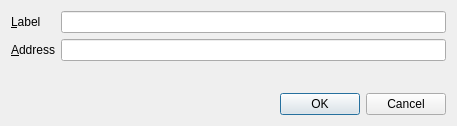
bitnet-io/bitnet-core, file src/qt/forms/editaddressdialog.ui: the form before one commit.
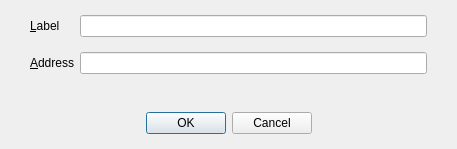
The form after the commit. Custom widgets are drawn as their Qt base class.

What changed in the file:
```diff
--- a/src/qt/forms/editaddressdialog.ui
+++ b/src/qt/forms/editaddressdialog.ui
@@ -7,18 +7,39 @@
     <x>0</x>
     <y>0</y>
     <width>457</width>
-    <height>126</height>
+    <height>149</height>
    </rect>
   </property>
   <property name="windowTitle">
    <string>Edit Address</string>
   </property>
   <layout class="QVBoxLayout" name="verticalLayout">
+   <property name="leftMargin">
+    <number>0</number>
+   </property>
+   <property name="topMargin">
+    <number>15</number>
+   </property>
+   <property name="rightMargin">
+    <number>0</number>
+   </property>
+   <property name="bottomMargin">
+    <number>0</number>
+   </property>
    <item>
     <layout class="QFormLayout" name="formLayout">
      <property name="fieldGrowthPolicy">
       <enum>QFormLayout::AllNonFixedFieldsGrow</enum>
      </property>
+     <property name="verticalSpacing">
+      <number>15</number>
+     </property>
+     <property name="leftMargin">
+      <number>30</number>
+     </property>
+     <property name="rightMargin">
+      <number>30</number>
+     </property>
      <item row="0" column="0">
       <widget class="QLabel" name="label">
        <property name="text">
@@ -56,13 +77,47 @@
     </layout>
    </item>
    <item>
-    <widget class="QDialogButtonBox" name="buttonBox">
+    <spacer name="verticalSpacer">
      <property name="orientation">
-      <enum>Qt::Horizontal</enum>
+      <enum>Qt::Vertical</enum>
      </property>
-     <property name="standardButtons">
-      <set>QDialogButtonBox::Cancel|QDialogButtonBox::Ok</set>
+     <property name="sizeHint" stdset="0">
+      <size>
+       <width>20</width>
+       <height>40</height>
+      </size>
      </property>
+    </spacer>
+   </item>
+   <item>
+    <widget class="QWidget" name="buttonsContainerWhite" native="true">
+     <layout class="QHBoxLayout" name="horizontalLayout">
+      <property name="leftMargin">
+       <number>30</number>
+      </property>
+      <property name="topMargin">
+       <number>15</number>
+      </property>
+      <property name="rightMargin">
+       <number>30</number>
+      </property>
+      <property name="bottomMargin">
+       <number>15</number>
+      </property>
+      <item>
+       <widget class="QDialogButtonBox" name="buttonBox">
+        <property name="orientation">
+         <enum>Qt::Horizontal</enum>
+        </property>
+        <property name="standardButtons">
+         <set>QDialogButtonBox::Cancel|QDialogButtonBox::Ok</set>
+        </property>
+        <property name="centerButtons">
+         <bool>true</bool>
+        </property>
+       </widget>
+      </item>
+     </layout>
     </widget>
    </item>
   </layout>
```
